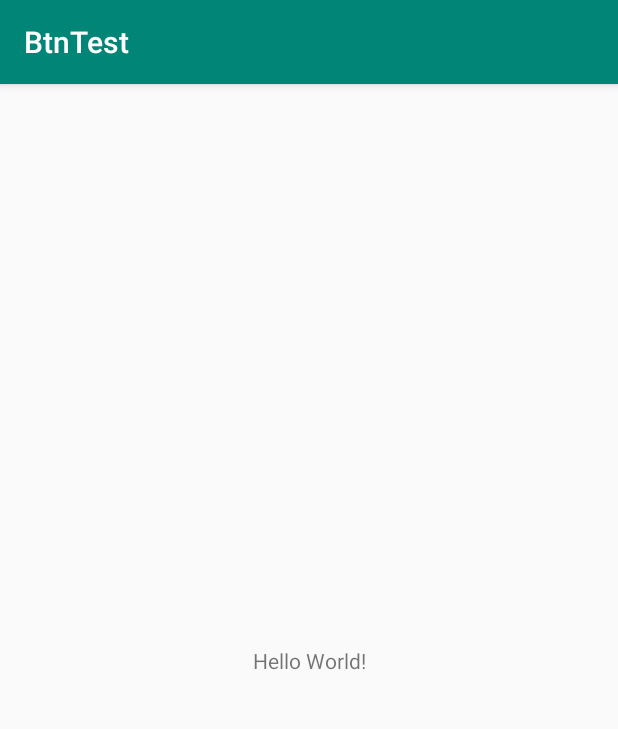
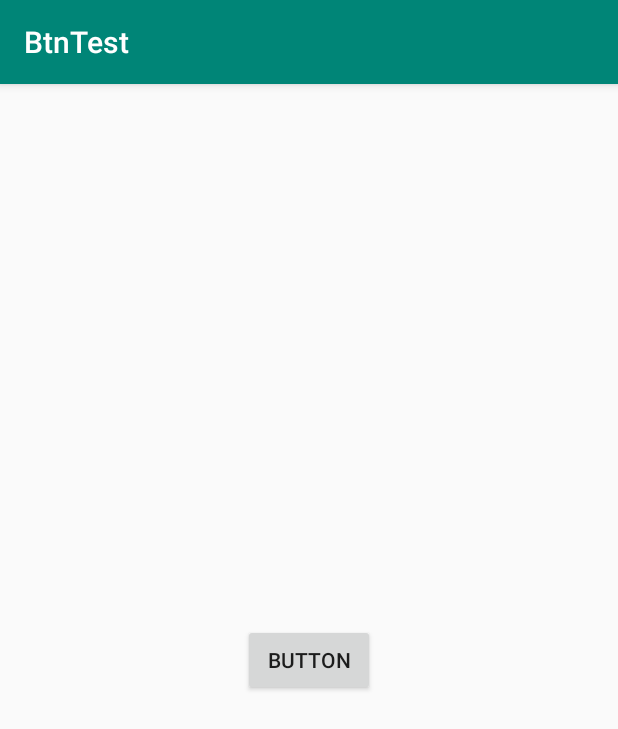
Before and after one commit to Binaryx01/Androidstudio-btntest, an Android app: the screen it shows after launch (MainActivity), on a phone screen of 412 x 824 dp. Shown: the top 729 px of the screen. Run offline under Robolectric (Android 15) with nearby library versions, the phone set to English and light mode, and no system bars.

Commit message:
- A single Button is added - Toast message is added

```diff
--- a/app/src/main/java/com/xstudioo/btntest/MainActivity.java
+++ b/app/src/main/java/com/xstudioo/btntest/MainActivity.java
@@ -2,6 +2,9 @@ package com.xstudioo.btntest;
 
 import android.support.v7.app.AppCompatActivity;
 import android.os.Bundle;
+import android.view.View;
+import android.widget.Button;
+import android.widget.Toast;
 
 public class MainActivity extends AppCompatActivity {
 
@@ -9,5 +12,20 @@ public class MainActivity extends AppCompatActivity {
     protected void onCreate(Bundle savedInstanceState) {
         super.onCreate(savedInstanceState);
         setContentView(R.layout.activity_main);
+
+
+        Button button = (Button) findViewById(R.id.button);
+
+
+
+        button.setOnClickListener(new View.OnClickListener() {
+            @Override
+            public void onClick(View v) {
+
+
+                Toast.makeText(MainActivity.this, "Hello World", Toast.LENGTH_SHORT).show();
+
+            }
+        });
     }
 }
--- a/app/src/main/res/layout/activity_main.xml
+++ b/app/src/main/res/layout/activity_main.xml
@@ -1,18 +1,17 @@
 <?xml version="1.0" encoding="utf-8"?>
-<android.support.constraint.ConstraintLayout xmlns:android="http://schemas.android.com/apk/res/android"
+<RelativeLayout xmlns:android="http://schemas.android.com/apk/res/android"
     xmlns:app="http://schemas.android.com/apk/res-auto"
     xmlns:tools="http://schemas.android.com/tools"
     android:layout_width="match_parent"
     android:layout_height="match_parent"
     tools:context=".MainActivity">
 
-    <TextView
+    <Button
+        android:id="@+id/button"
         android:layout_width="wrap_content"
         android:layout_height="wrap_content"
-        android:text="Hello World!"
-        app:layout_constraintBottom_toBottomOf="parent"
-        app:layout_constraintLeft_toLeftOf="parent"
-        app:layout_constraintRight_toRightOf="parent"
-        app:layout_constraintTop_toTopOf="parent" />
-
-</android.support.constraint.ConstraintLayout>
+        android:layout_centerInParent="true"
+        android:text="Button"
+        tools:layout_editor_absoluteX="147dp"
+        tools:layout_editor_absoluteY="154dp" />
+</RelativeLayout>
```
